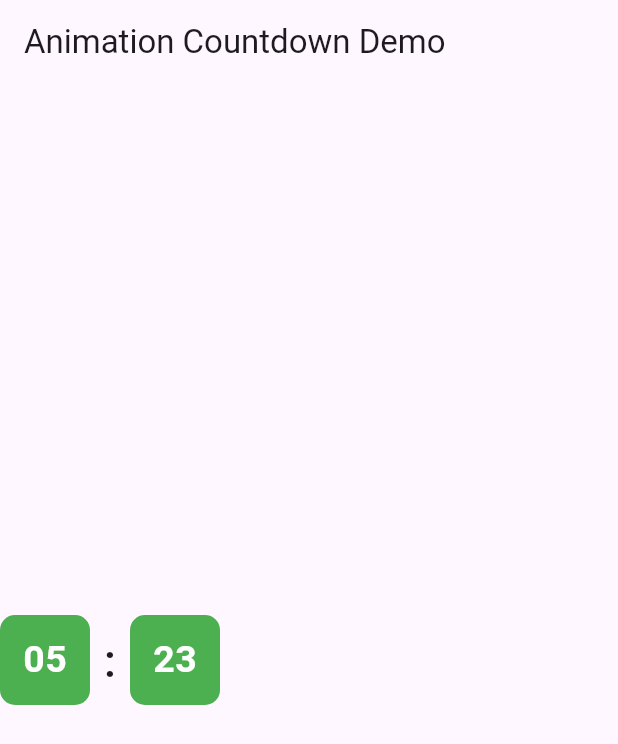
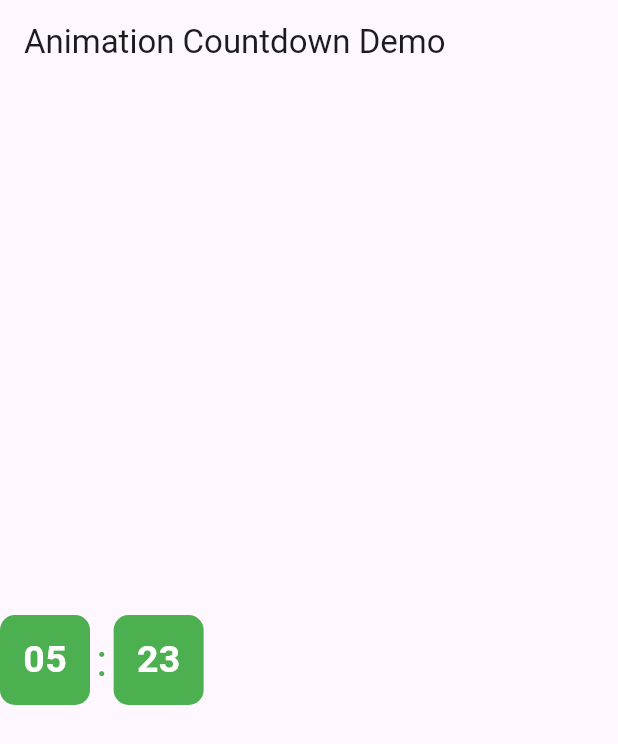
Before and after one commit to Prashant1125/animated_countdown, a Flutter app: the screen it shows after launch, on a phone screen of 412 x 824 dp. Shown: the top 744 px of the screen. Run offline on Flutter 3.47's test engine with Material 3 defaults, Android fonts, the phone set to English and light mode, and no system bars.

Commit message:
remove spacing

```diff
--- a/example/lib/main.dart
+++ b/example/lib/main.dart
@@ -18,7 +18,7 @@ class MyApp extends StatelessWidget {
         body: Center(
           child: AnimationCountdown(
             duration: const Duration(minutes: 5, seconds: 30),
-            spacing: 5,
+            colonTextStyle: const TextStyle(fontSize: 30, color: Colors.green),
             width: 60,
             height: 60,
             borderRadius: BorderRadius.circular(10),
--- a/lib/src/countdown_timer.dart
+++ b/lib/src/countdown_timer.dart
@@ -12,7 +12,6 @@ class AnimationCountdown extends StatefulWidget {
   final double? width;
   final double? height;
   final BorderRadius? borderRadius;
-  final double? spacing;
 
   const AnimationCountdown(
       {Key? key,
@@ -24,8 +23,8 @@ class AnimationCountdown extends StatefulWidget {
       this.width,
       this.height,
       this.borderRadius,
-      this.colonTextStyle,
-      this.spacing})
+      this.colonTextStyle
+})
       : super(key: key);
 
   @override
@@ -73,7 +72,6 @@ class _AnimationCountdownState extends State<AnimationCountdown> {
   Widget build(BuildContext context) {
     var mq = MediaQuery.of(context).size;
     return Row(
-      spacing: widget.spacing ?? 0.0,
       children: [
         AnimatedTimeBox(
           value: minutes,
--- a/pubspec.yaml
+++ b/pubspec.yaml
@@ -1,6 +1,6 @@
 name: animation_countdown
 description: A lightweight animated countdown widget + controller. State-management independent (ChangeNotifier based).
-version: 0.1.1
+version: 0.1.2
 homepage: "https://github.com/Prashant1125/animated_countdown"
 documentation: "https://github.com/Prashant1125/animated_countdown/blob/main/README.md"
 repository: "https://github.com/Prashant1125/animated_countdown.git"
```
Also changed, not shown: example/pubspec.lock, 2 other files.
